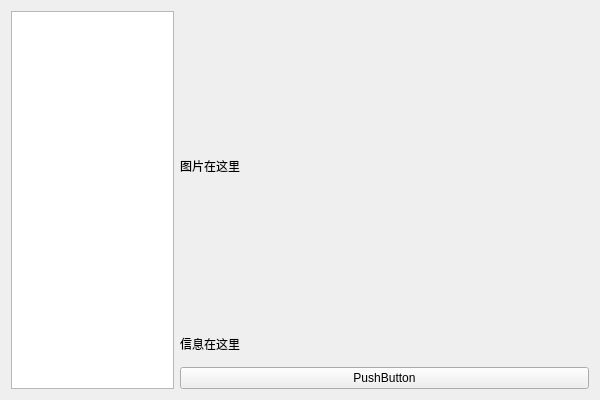
First picture: the form in HistoryFile.ui, repository NumbNutN/aUnfinishedImageEditTool, before the edit.
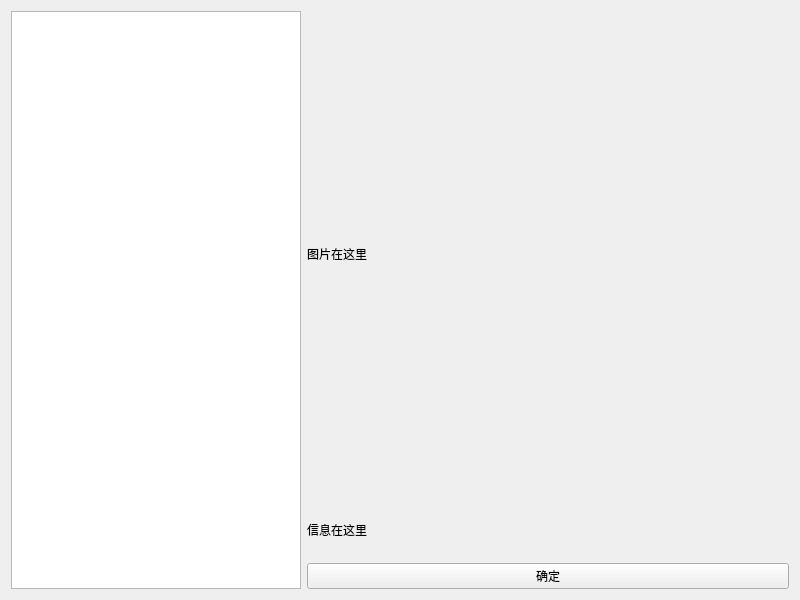
Second picture: the form after the edit.

```diff
--- a/HistoryFile.ui
+++ b/HistoryFile.ui
@@ -6,14 +6,14 @@
    <rect>
     <x>0</x>
     <y>0</y>
-    <width>600</width>
-    <height>400</height>
+    <width>800</width>
+    <height>600</height>
    </rect>
   </property>
   <property name="windowTitle">
    <string>Form</string>
   </property>
-  <layout class="QHBoxLayout" name="horizontalLayout" stretch="2,5">
+  <layout class="QHBoxLayout" name="horizontalLayout" stretch="3,5">
    <item>
     <widget class="QListWidget" name="listHistoryFile"/>
    </item>
@@ -36,7 +36,7 @@
      <item>
       <widget class="QPushButton" name="btnVerifyHistoryFile">
        <property name="text">
-        <string>PushButton</string>
+        <string>确定</string>
        </property>
       </widget>
      </item>
```
Left out of the diff: 2 changed lines with no effect on the pictures.
